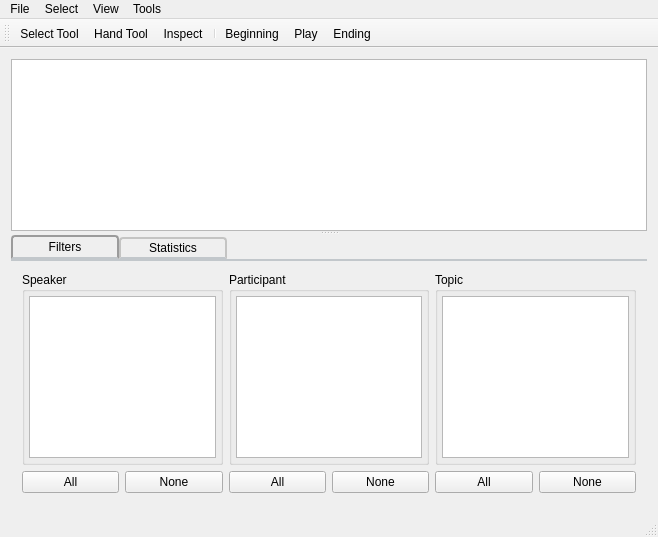
The window that mainwindow.ui (eustaceb/conversational-audio-browser) describes before a commit, drawn with Qt 5.
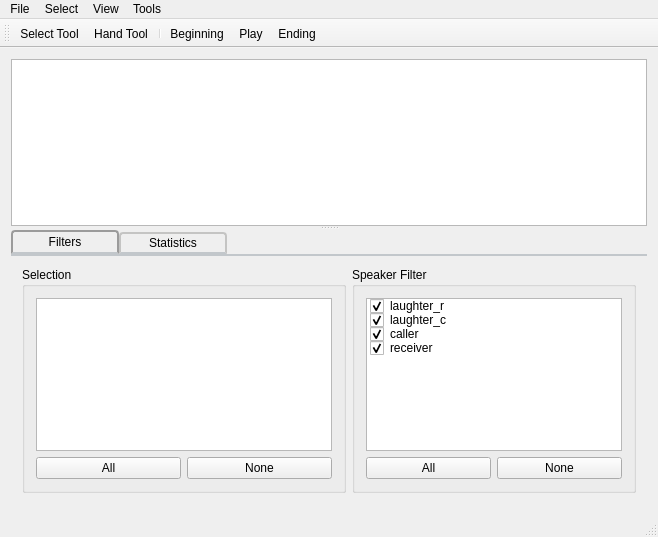
The same window after the commit. The open tabs and pages were chosen to show the change. Icons and pictures are not drawn.

Commit message: Added a SelectionTreeModel for the selection system. Most data models now extend the Selectable class.

Diff of the .ui file:
```diff
--- a/mainwindow.ui
+++ b/mainwindow.ui
@@ -14,8 +14,8 @@
    <string>Conversational Audio Browser</string>
   </property>
   <widget class="QWidget" name="centralWidget">
-   <layout class="QGridLayout" name="gridLayout">
-    <item row="0" column="0" colspan="2">
+   <layout class="QGridLayout" name="gridLayout_3">
+    <item row="0" column="0">
      <widget class="QSplitter" name="splitter">
       <property name="orientation">
        <enum>Qt::Vertical</enum>
@@ -107,133 +107,103 @@
         <attribute name="title">
          <string>Filters</string>
         </attribute>
-        <layout class="QGridLayout" name="gridLayout_2" rowstretch="0,0,0,0">
-         <item row="1" column="0" colspan="2">
-          <widget class="QGroupBox" name="speakerFilterBox">
-           <property name="title">
-            <string>Speaker</string>
-           </property>
-           <layout class="QHBoxLayout" name="horizontalLayout_8">
-            <property name="spacing">
-             <number>0</number>
-            </property>
-            <property name="sizeConstraint">
-             <enum>QLayout::SetDefaultConstraint</enum>
-            </property>
-            <property name="leftMargin">
-             <number>4</number>
-            </property>
-            <property name="topMargin">
-             <number>4</number>
-            </property>
-            <property name="rightMargin">
-             <number>4</number>
-            </property>
-            <property name="bottomMargin">
-             <number>4</number>
-            </property>
-            <item>
-             <widget class="QListWidget" name="speakerListWidget">
-              <property name="viewMode">
-               <enum>QListView::ListMode</enum>
-              </property>
-             </widget>
-            </item>
-           </layout>
-          </widget>
-         </item>
-         <item row="3" column="2">
-          <widget class="QPushButton" name="pushButton_3">
-           <property name="text">
-            <string>All</string>
-           </property>
-          </widget>
-         </item>
-         <item row="3" column="1">
-          <widget class="QPushButton" name="pushButton_5">
-           <property name="text">
-            <string>None</string>
-           </property>
-          </widget>
-         </item>
-         <item row="3" column="4">
-          <widget class="QPushButton" name="pushButton_2">
-           <property name="text">
-            <string>All</string>
-           </property>
-          </widget>
-         </item>
-         <item row="3" column="0">
-          <widget class="QPushButton" name="pushButton_4">
-           <property name="text">
-            <string>All</string>
-           </property>
-          </widget>
-         </item>
-         <item row="3" column="5">
-          <widget class="QPushButton" name="pushButton_7">
-           <property name="text">
-            <string>None</string>
-           </property>
-          </widget>
-         </item>
-         <item row="1" column="4" colspan="2">
+        <layout class="QGridLayout" name="gridLayout_2" rowstretch="0,0,0,0" columnstretch="0,0,0,0">
+         <item row="1" column="3" rowspan="3">
           <widget class="QGroupBox" name="topicFilterBox">
+           <property name="sizePolicy">
+            <sizepolicy hsizetype="Minimum" vsizetype="Preferred">
+             <horstretch>0</horstretch>
+             <verstretch>0</verstretch>
+            </sizepolicy>
+           </property>
            <property name="title">
-            <string>Topic</string>
+            <string>Speaker Filter</string>
            </property>
-           <layout class="QHBoxLayout" name="horizontalLayout_7">
-            <property name="spacing">
-             <number>0</number>
-            </property>
-            <property name="leftMargin">
-             <number>4</number>
-            </property>
-            <property name="topMargin">
-             <number>4</number>
-            </property>
-            <property name="rightMargin">
-             <number>4</number>
-            </property>
-            <property name="bottomMargin">
-             <number>4</number>
-            </property>
-            <item>
-             <widget class="QListWidget" name="topicListWidget"/>
+           <layout class="QGridLayout" name="gridLayout_4">
+            <item row="1" column="0">
+             <widget class="QPushButton" name="pushButton_2">
+              <property name="text">
+               <string>All</string>
+              </property>
+             </widget>
+            </item>
+            <item row="1" column="1">
+             <widget class="QPushButton" name="pushButton_7">
+              <property name="text">
+               <string>None</string>
+              </property>
+             </widget>
+            </item>
+            <item row="0" column="0" colspan="2">
+             <widget class="QListWidget" name="topicListWidget">
+              <property name="sizePolicy">
+               <sizepolicy hsizetype="Minimum" vsizetype="Expanding">
+                <horstretch>0</horstretch>
+                <verstretch>0</verstretch>
+               </sizepolicy>
+              </property>
+              <property name="batchSize">
+               <number>100</number>
+              </property>
+              <item>
+               <property name="text">
+                <string>laughter_r</string>
+               </property>
+               <property name="checkState">
+                <enum>Checked</enum>
+               </property>
+              </item>
+              <item>
+               <property name="text">
+                <string>laughter_c</string>
+               </property>
+               <property name="checkState">
+                <enum>Checked</enum>
+               </property>
+              </item>
+              <item>
+               <property name="text">
+                <string>caller</string>
+               </property>
+               <property name="checkState">
+                <enum>Checked</enum>
+               </property>
+              </item>
+              <item>
+               <property name="text">
+                <string>receiver</string>
+               </property>
+               <property name="checkState">
+                <enum>Checked</enum>
+               </property>
+              </item>
+             </widget>
             </item>
            </layout>
           </widget>
          </item>
-         <item row="3" column="3">
-          <widget class="QPushButton" name="pushButton_6">
-           <property name="text">
-            <string>None</string>
-           </property>
-          </widget>
-         </item>
-         <item row="1" column="2" colspan="2">
+         <item row="1" column="0" rowspan="3" colspan="3">
           <widget class="QGroupBox" name="groupBox_2">
            <property name="title">
-            <string>Participant</string>
+            <string>Selection</string>
            </property>
-           <layout class="QHBoxLayout" name="horizontalLayout_6">
-            <property name="spacing">
-             <number>0</number>
-            </property>
-            <property name="leftMargin">
-             <number>4</number>
-            </property>
-            <property name="topMargin">
-             <number>4</number>
-            </property>
-            <property name="rightMargin">
-             <number>4</number>
-            </property>
-            <property name="bottomMargin">
-             <number>4</number>
-            </property>
-            <item>
-             <widget class="QListWidget" name="listWidget_2"/>
+           <layout class="QGridLayout" name="gridLayout">
+            <item row="1" column="0">
+             <widget class="QPushButton" name="pushButton_3">
+              <property name="text">
+               <string>All</string>
+              </property>
+             </widget>
+            </item>
+            <item row="1" column="1">
+             <widget class="QPushButton" name="pushButton_6">
+              <property name="text">
+               <string>None</string>
+              </property>
+             </widget>
+            </item>
+            <item row="0" column="0" colspan="2">
+             <widget class="QTreeView" name="selectionTreeView"/>
             </item>
            </layout>
           </widget>
@@ -352,7 +322,6 @@
    </attribute>
    <addaction name="actionSelect_Tool"/>
    <addaction name="actionHand_Tool"/>
-   <addaction name="actionInspect"/>
    <addaction name="separator"/>
    <addaction name="actionBeginning"/>
    <addaction name="actionPlay"/>
@@ -522,24 +491,6 @@
     <string>H</string>
    </property>
   </action>
-  <action name="actionInspect">
-   <property name="checkable">
-    <bool>true</bool>
-   </property>
-   <property name="icon">
-    <iconset resource="res.qrc">
-     <normaloff>:/toolbar/icons/interval</normaloff>:/toolbar/icons/interval</iconset>
-   </property>
-   <property name="text">
-    <string>Inspect</string>
-   </property>
-   <property name="toolTip">
-    <string>&lt;html&gt;&lt;head/&gt;&lt;body&gt;&lt;p&gt;&lt;span style=&quot; font-size:11pt; font-weight:600;&quot;&gt;Inspect&lt;/span&gt;&lt;/p&gt;&lt;p&gt;Allows you to inspect an element on the timeline.&lt;/p&gt;&lt;/body&gt;&lt;/html&gt;</string>
-   </property>
-   <property name="shortcut">
-    <string>I</string>
-   </property>
-  </action>
  </widget>
  <layoutdefault spacing="6" margin="11"/>
  <resources>
```
Left out of the diff: 2 changed lines with no effect on the pictures. The commit also changes 27 other files.
